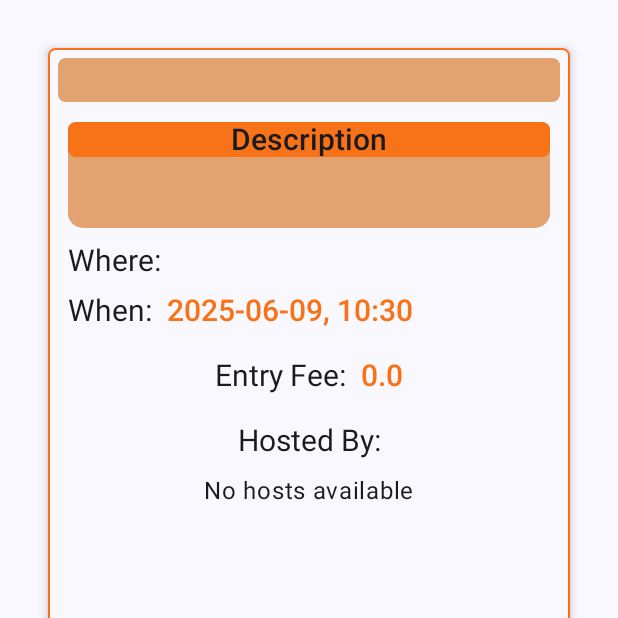
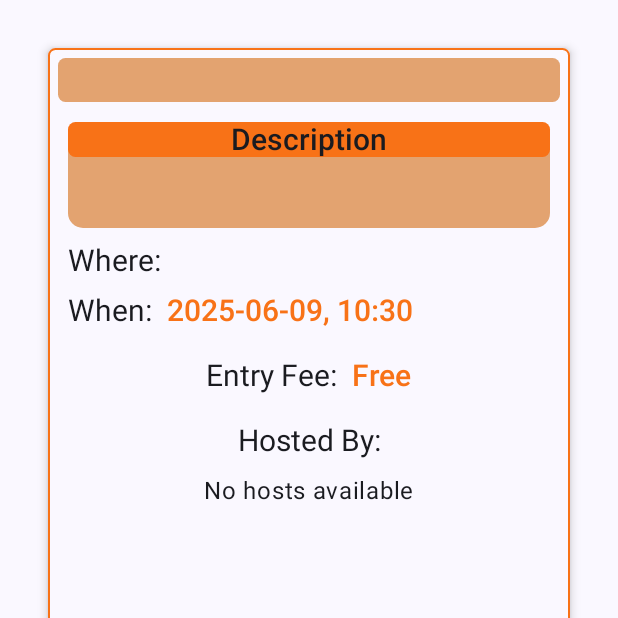
Before and after one commit to foivos-laz/Mobile_Computing_Project, an Android app built with Jetpack Compose: the composable EventDetailsPage called with empty values, on a phone screen of 412 x 824 dp, the top half of it. Run offline under Robolectric (Android 15) with nearby library versions, the phone set to English and light mode, and no system bars; our stand-ins replace Firebase (no records; nobody signed in at launch, a user with empty details on screens opened directly); 1 statement that could not run was skipped.

Commit message:
Ninth commit

```diff
--- a/app/src/main/java/com/example/mobilecomputingassignment/pages/EventDetailsPage.kt
+++ b/app/src/main/java/com/example/mobilecomputingassignment/pages/EventDetailsPage.kt
@@ -264,13 +264,22 @@ fun EventDetailsPage(modifier: Modifier = Modifier, eventID : String) {
                                 ))
 
                             Spacer(modifier = Modifier.width(10.dp))
-
+                            if(event.price > 0.0 ){
                                 Text(text = event.price.toString(), modifier = Modifier,
                                     style = TextStyle(
                                         fontSize = 20.sp,
                                         fontWeight = FontWeight.SemiBold,
                                         color = Color(0xFFF87217)
                                     ))
+                            }
+                            else {
+                                Text(text = stringResource(id = R.string.eventdetailspage_pricefree_text), modifier = Modifier,
+                                    style = TextStyle(
+                                        fontSize = 20.sp,
+                                        fontWeight = FontWeight.SemiBold,
+                                        color = Color(0xFFF87217)
+                                    ))
+                            }
                         }
                     }
 
--- a/app/src/main/res/values/strings.xml
+++ b/app/src/main/res/values/strings.xml
@@ -40,4 +40,5 @@
     <string name="accountpage_noregistredevents_tex">You haven\'t registered for any events</string>
     <string name="accountpage_volunteeringin_text">Volunteering in:</string>
     <string name="accountpage_notvolunteering_text">You are not volunteering in any events</string>
+    <string name="eventdetailspage_pricefree_text">Free</string>
 </resources>
```
Also changed, not shown: 2 other files. Lines whose indentation alone changed are shown as unchanged.
